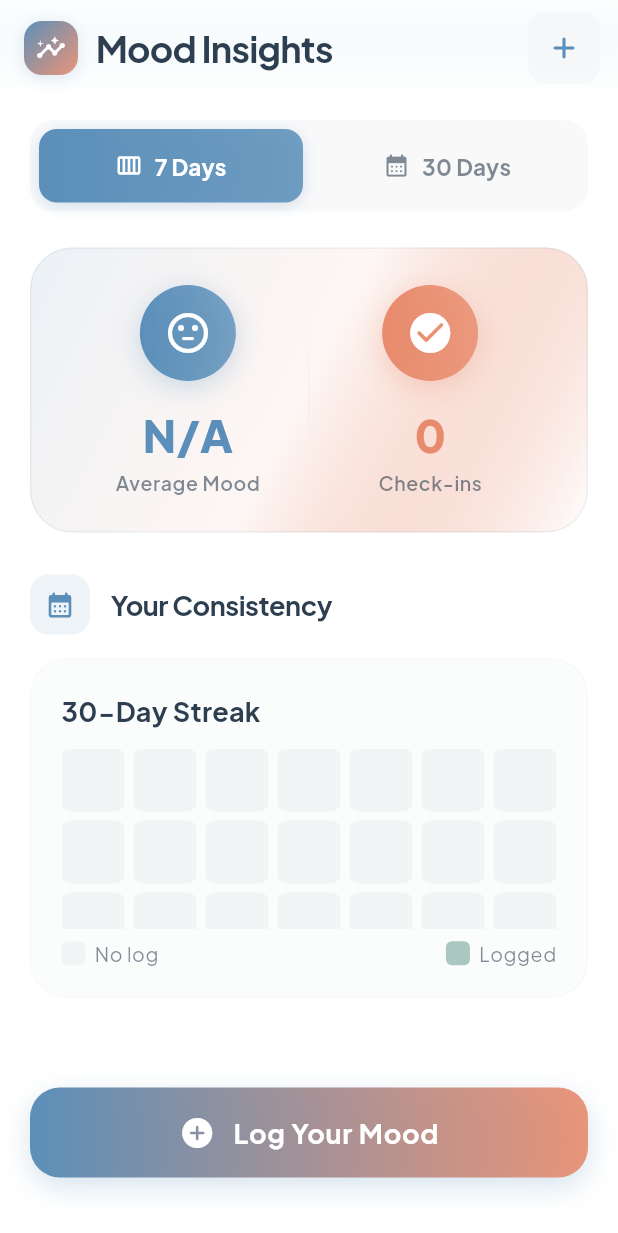
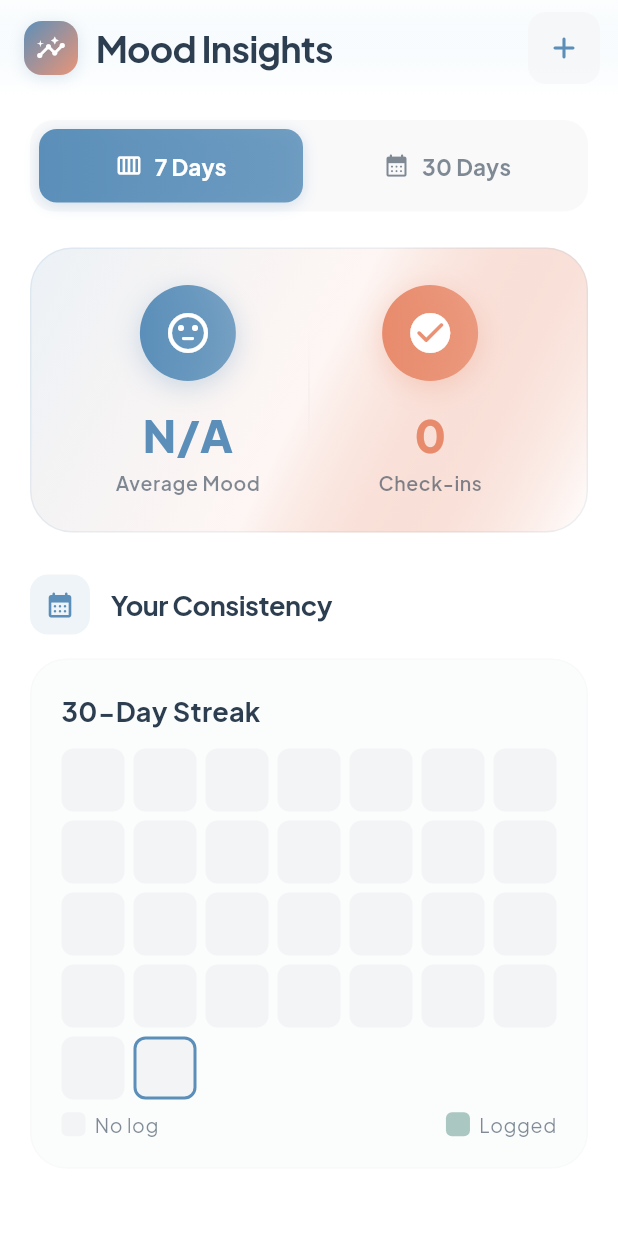
Before and after one commit to CODEwithZAKI2/MindMate-AI, a Flutter app: the MoodHistoryDashboardScreen screen opened by its route, on a phone screen of 412 x 824 dp. Shown: the top 1233 px of the screen. Run offline on Flutter 3.47's test engine with Material 3 defaults, Android fonts, the phone set to English and light mode, and no system bars; our stand-ins replace cloud_firestore, cloud_functions, connectivity_plus, equatable, firebase_auth, firebase_core and 9 more; accounts and stored records are empty.

```diff
--- a/lib/presentation/widgets/custom_charts.dart
+++ b/lib/presentation/widgets/custom_charts.dart
@@ -156,12 +156,20 @@ class MoodStreakCalendar extends StatelessWidget {
             ),
           ),
           const SizedBox(height: 12),
-        SizedBox(
-          height: 120,
+          // Calculate rows needed: 30 days / 7 columns = 5 rows (rounded up)
+          // Each cell is square, spacing is 6px
+          LayoutBuilder(
+            builder: (context, constraints) {
+              final cellSize = (constraints.maxWidth - (6 * 6)) / 7; // 7 columns, 6 gaps
+              final rows = (days / 7).ceil();
+              final gridHeight = (cellSize * rows) + (6 * (rows - 1)); // cells + gaps
+
+              return SizedBox(
+                height: gridHeight,
                 child: GridView.builder(
                   shrinkWrap: true,
                   physics: const NeverScrollableScrollPhysics(),
-            gridDelegate: SliverGridDelegateWithFixedCrossAxisCount(
+                  gridDelegate: const SliverGridDelegateWithFixedCrossAxisCount(
                     crossAxisCount: 7,
                     crossAxisSpacing: 6,
                     mainAxisSpacing: 6,
@@ -178,7 +186,7 @@ class MoodStreakCalendar extends StatelessWidget {
                         color: hasLog
                             ? theme.colorScheme.tertiary.withOpacity(0.7)
                             : theme.colorScheme.surfaceContainerHighest,
-                  borderRadius: BorderRadius.circular(6),
+                        borderRadius: BorderRadius.circular(8),
                         border: isToday
                             ? Border.all(color: theme.colorScheme.primary, width: 2)
                             : null,
@@ -186,8 +194,8 @@ class MoodStreakCalendar extends StatelessWidget {
                       child: hasLog
                           ? Center(
                               child: Icon(
-                          Icons.check,
-                          size: 12,
+                                Icons.check_rounded,
+                                size: 14,
                                 color: Colors.white,
                               ),
                             )
@@ -195,6 +203,8 @@ class MoodStreakCalendar extends StatelessWidget {
                     );
                   },
                 ),
+              );
+            },
           ),
         const SizedBox(height: 8),
         Row(
```
Lines whose indentation alone changed are shown as unchanged.
